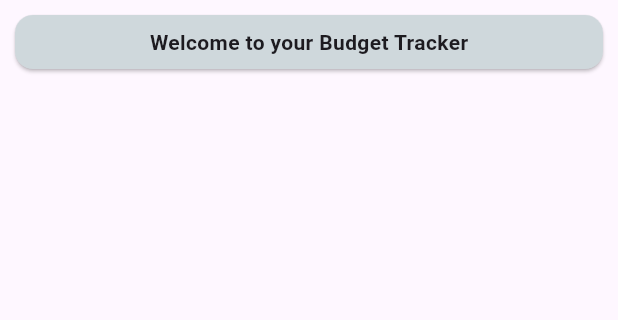
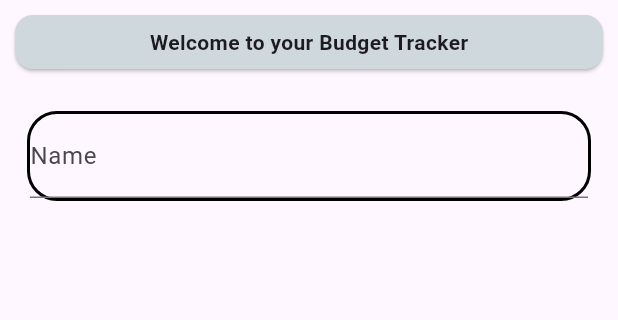
Before and after one commit to CodeWithMaissam/Quds_project, a Flutter app: the screen it shows after launch, on a phone screen of 412 x 824 dp, the part 84-404 px from its top. Run offline on Flutter 3.47's test engine with Material 3 defaults, Android fonts, the phone set to English and light mode, and no system bars.

```diff
--- a/my_tm_123/lib/Screens/home_page.dart
+++ b/my_tm_123/lib/Screens/home_page.dart
@@ -1,4 +1,6 @@
 import 'package:flutter/material.dart';
+import 'package:my_tm_123/Widgets/Custom_card.dart';
+import 'package:my_tm_123/Widgets/Custom_container.dart';
 import 'package:my_tm_123/Widgets/welcome_message.dart';
 
 class HomePage extends StatefulWidget {
@@ -21,43 +23,12 @@ class _HomePageState extends State<HomePage> {
           backgroundColor: Colors.blue,
           centerTitle: true,
         ),
-        // body: Column(
-        //   // mainAxisAlignment: MainAxisAlignment.center,
-        //   // crossAxisAlignment: .center,
-        //   children: [
-        //     Center(
-        //       child: Card(
-        //         color: Colors.blueGrey.shade100,
-        //         margin: EdgeInsets.all(10),
-        //         child: Container(
-        //           width: double.infinity,
-        //           // decoration: BoxDecoration(
-        //           //   color: Colors.blueGrey.shade100
-        //           // //   border: Border.all(),
-        //           // //   borderRadius: BorderRadius.all(Radius.circular(10))
-        //           // ),
-
-        //           child: Padding(
-        //             padding: const EdgeInsets.all(8.0),
-        //             child: Center(
-        //               child: Text(
-        //                 'Welcome to your Budget Tracker',
-        //                 style: TextStyle(
-        //                   // fontSize: 30
-
-        //                   fontWeight: FontWeight.bold,
-        //                 ),
-        //               ),
-        //             ),
-        //           ),
-        //         ),
-        //       ),
-        //     ),
-        //   ],
-        // ),
         body: Column(
           children: [
             WelcomeMessage(),
+            // Flexible(child: CustomCard()),
+            // Flexible(child: CustomCard()),
+            CustomContainer(Amount: 5000, Name: 'Name')
           ],
         ),
       ),
--- a/my_tm_123/lib/Widgets/Custom_card.dart
+++ b/my_tm_123/lib/Widgets/Custom_card.dart
@@ -10,7 +10,11 @@ class _CustomCardState extends State<CustomCard> {
   @override
   Widget build(BuildContext context) {
     return Card(
-
+      margin: EdgeInsets.all(10),
+      child: Padding(
+        padding: const EdgeInsets.all(8.0),
+        child: Text("Expenses"),
+      ),
     );
   }
 }
--- /dev/null
+++ b/my_tm_123/lib/Widgets/Custom_container.dart
@@ -0,0 +1,38 @@
+import 'dart:nativewrappers/_internal/vm/lib/ffi_native_type_patch.dart';
+
+import 'package:flutter/material.dart';
+class CustomContainer extends StatefulWidget {
+  final String Name;
+  final dynamic Amount;
+  const CustomContainer({
+    super.key,
+    required this.Amount,
+    required this.Name,
+    });
+
+  @override
+  State<CustomContainer> createState() => _CustomContainerState();
+}
+
+class _CustomContainerState extends State<CustomContainer> {
+  @override
+  Widget build(BuildContext context) {
+    return Padding(
+      padding: const EdgeInsets.all(8.0),
+      child: Container(margin: EdgeInsets.all(10),
+        decoration: BoxDecoration(
+          borderRadius: BorderRadius.all(Radius.circular(20)),
+          border: Border.all(width: 2,),
+        ),
+        child: TextFormField(
+          // style: TextStyle(),
+          decoration: InputDecoration(
+            hintText: 'Name',
+            labelText: 'Name',
+          )
+        ),
+
+    ),
+    );
+  }
+}
--- a/my_tm_123/pubspec.yaml
+++ b/my_tm_123/pubspec.yaml
@@ -37,6 +37,8 @@ dependencies:
   provider: ^6.1.5+1
   intl: ^0.20.2
   shared_preferences: ^2.5.5
+  firebase_core: ^4.7.0
+  firebase_auth: ^6.4.0
 
 dev_dependencies:
   flutter_test:
```
